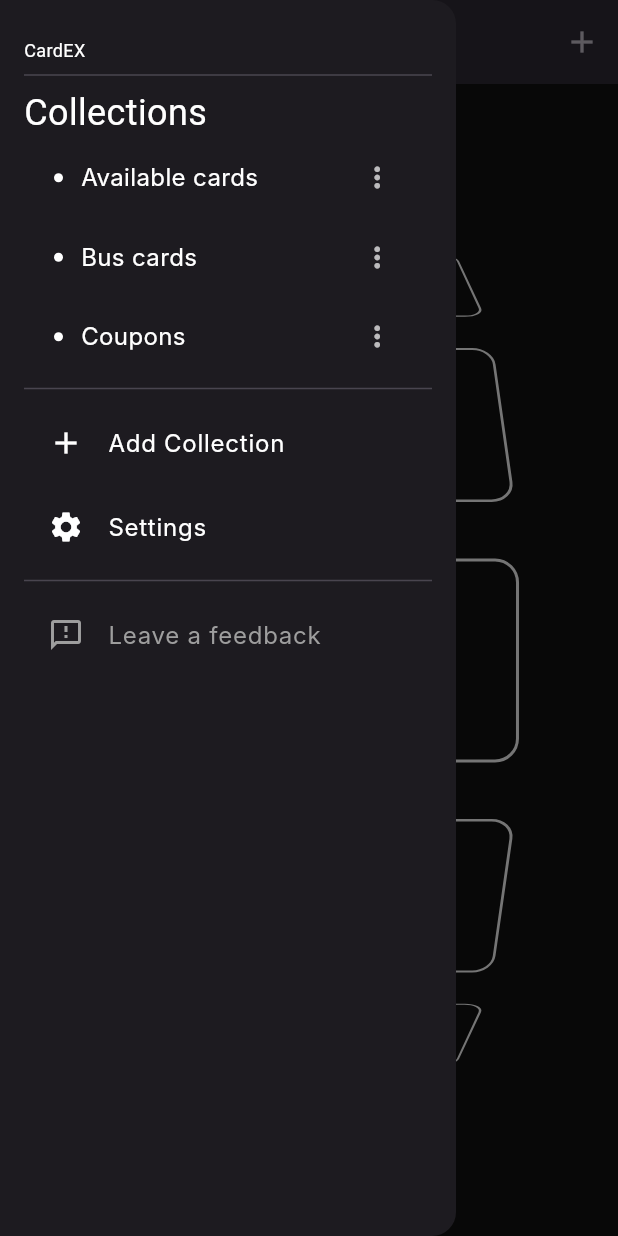
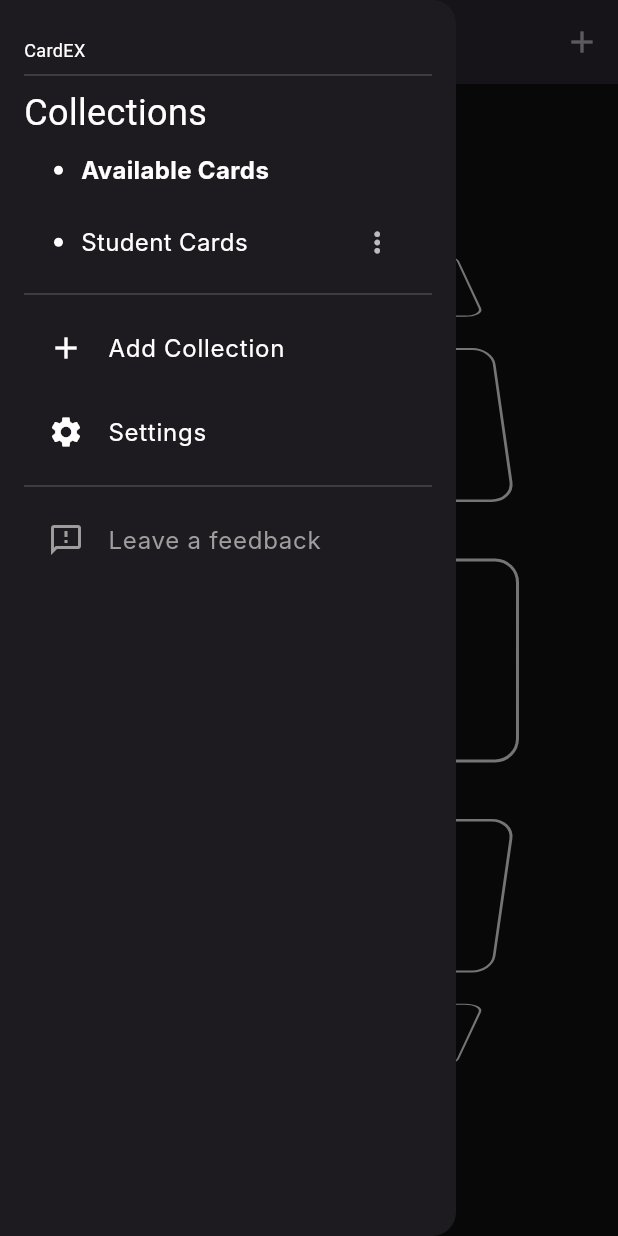
Before and after one commit to YakupAtahanov/Cardex, a Flutter app: the screen it shows after launch, scrolled down 576 dp, after a tap on the "menu" icon, on a phone screen of 412 x 824 dp. Run offline on Flutter 3.47's test engine with Material 3 defaults, Android fonts, the light colour scheme and no system bars; Roboto replaces fonts that are missing (Inter, Sora).

Commit message:
Major functionality additions/corrections #1
1) Added more checks on the permission for the collections.
2) Created test collections and cards in mock_data.dart
3) Cleaned up the previous code from dummy variables, replacing them with the mock data.

```diff
--- a/cardex/lib/frontend/widgets/app_bar.dart
+++ b/cardex/lib/frontend/widgets/app_bar.dart
@@ -1,9 +1,11 @@
 import 'package:flutter/material.dart';
 import 'package:cardex/frontend/themes/text_styles.dart';
+import 'package:cardex/models/collection.dart';
+import 'package:cardex/models/card.dart';
 
 class CustomAppBar extends StatelessWidget implements PreferredSizeWidget {
-  final List<String> collections;
-  final String selectedCollection;
+  final List<Collection> collections;
+  final Collection selectedCollection;
   final ValueChanged<String?> onCollectionChanged;
   final VoidCallback onAdd;
 
@@ -23,12 +25,15 @@ class CustomAppBar extends StatelessWidget implements PreferredSizeWidget {
         child: DropdownButton<String>(
           dropdownColor: const Color(0xFF1E1E1E),
           style: AppTextStyles.inter16WhiteBold,
-          value: selectedCollection,
+          value: selectedCollection.name,
           icon: const Icon(Icons.arrow_drop_down, color: Colors.white),
           onChanged: onCollectionChanged,
           items:
-              collections.map((name) {
-                return DropdownMenuItem<String>(value: name, child: Text(name));
+              collections.map((collection) {
+                return DropdownMenuItem<String>(
+                  value: collection.name,
+                  child: Text(collection.name),
+                );
               }).toList(),
         ),
       ),
--- a/cardex/lib/frontend/widgets/card_widget.dart
+++ b/cardex/lib/frontend/widgets/card_widget.dart
@@ -4,10 +4,9 @@ import 'package:cardex/frontend/themes/text_styles.dart';
 
 class CardWidget extends StatelessWidget {
   final String title;
-  final double height;
+  final double height = 280.0;
 
-  const CardWidget({Key? key, required this.title, required this.height})
-    : super(key: key);
+  const CardWidget({Key? key, required this.title}) : super(key: key);
 
   @override
   Widget build(BuildContext context) {
--- a/cardex/lib/frontend/widgets/cards_scroll_widget.dart
+++ b/cardex/lib/frontend/widgets/cards_scroll_widget.dart
@@ -1,19 +1,13 @@
 import 'package:flutter/material.dart';
 import 'package:cardex/frontend/widgets/card_widget.dart';
+import 'package:cardex/models/collection.dart';
 
 class CardsScrollWidget extends StatelessWidget {
-  const CardsScrollWidget({super.key});
+  final Collection collection;
+  const CardsScrollWidget({super.key, required this.collection});
 
   @override
   Widget build(BuildContext context) {
-    final cards = [
-      {'title': 'Worker card', 'height': 90.0},
-      {'title': 'Coupon', 'height': 110.0},
-      {'title': 'Bank of America card', 'height': 140.0},
-      {'title': 'Bus card', 'height': 110.0},
-      {'title': 'School card', 'height': 90.0},
-    ];
-
     return Center(
       child: ListWheelScrollView.useDelegate(
         itemExtent: 160,
@@ -22,11 +16,8 @@ class CardsScrollWidget extends StatelessWidget {
         perspective: 0.003,
         childDelegate: ListWheelChildLoopingListDelegate(
           children:
-              cards.map((card) {
-                return CardWidget(
-                  title: card['title'] as String,
-                  height: card['height'] as double,
-                );
+              collection.cards.map((card) {
+                return CardWidget(title: card.name as String);
               }).toList(),
         ),
       ),
--- a/cardex/lib/frontend/widgets/collection_tile.dart
+++ b/cardex/lib/frontend/widgets/collection_tile.dart
@@ -1,10 +1,12 @@
 import 'package:flutter/material.dart';
 import 'package:cardex/frontend/themes/text_styles.dart';
+import 'package:cardex/models/collection.dart';
 
 class CollectionTile extends StatelessWidget {
   final String name;
   final bool isSelected;
   final VoidCallback onTap, onMore;
+  final CollectionPermission permission;
 
   const CollectionTile({
     super.key,
@@ -12,6 +14,7 @@ class CollectionTile extends StatelessWidget {
     required this.isSelected,
     required this.onTap,
     required this.onMore,
+    required this.permission,
   });
 
   @override
@@ -47,6 +50,7 @@ class CollectionTile extends StatelessWidget {
                 ),
               ),
 
+              if (permission != CollectionPermission.systemDefault)
                 SizedBox(
                   height: 33,
                   width: 33,
--- a/cardex/lib/frontend/widgets/side_menu.dart
+++ b/cardex/lib/frontend/widgets/side_menu.dart
@@ -2,9 +2,10 @@ import 'package:flutter/material.dart';
 import 'package:cardex/frontend/themes/text_styles.dart';
 import 'package:cardex/frontend/widgets/collection_tile.dart';
 import 'package:cardex/frontend/widgets/collection_options_menu.dart';
+import 'package:cardex/models/collection.dart';
 
 class SideMenu extends StatefulWidget {
-  final List<String> collections;
+  final List<Collection> collections;
   const SideMenu({super.key, required this.collections});
 
   @override
@@ -12,7 +13,6 @@ class SideMenu extends StatefulWidget {
 }
 
 class _SideMenuState extends State<SideMenu> {
-  // TODO: BACKEND: Variables must be dynamic. These are examples.
   String selected = "Available Cards";
 
   @override
@@ -23,15 +23,15 @@ class _SideMenuState extends State<SideMenu> {
         children: [
           const Text("CardEX", style: AppTextStyles.sora12White),
           const Divider(),
-          // TODO: The "example" variables are used here. Must build an architecture.
           const Text("Collections", style: AppTextStyles.sora24White),
-          ...widget.collections.map((name) {
+          ...widget.collections.map((collection) {
             return CollectionTile(
-              name: name,
-              isSelected: name == selected,
+              name: collection.name,
+              isSelected: collection.name == selected,
+              permission: collection.permission,
               onTap: () {
                 setState(() {
-                  selected = name;
+                  selected = collection.name;
                   Navigator.of(context).pop();
                 });
               },
--- a/cardex/lib/main.dart
+++ b/cardex/lib/main.dart
@@ -1,8 +1,10 @@
+import 'package:cardex/models/collection.dart';
 import 'package:flutter/material.dart';
 import 'package:cardex/frontend/themes/text_styles.dart';
 import 'package:cardex/frontend/widgets/side_menu.dart';
 import 'package:cardex/frontend/widgets/cards_scroll_widget.dart';
 import 'package:cardex/frontend/widgets/app_bar.dart';
+import 'package:cardex/testing/mock_data.dart';
 
 void main() {
   runApp(MyApp());
@@ -13,12 +15,6 @@ class MyApp extends StatelessWidget {
 
   @override
   Widget build(BuildContext context) {
-    const List<String> collections = [
-      "Available cards",
-      "Bus cards",
-      "Coupons",
-    ];
-
     return MaterialApp(
       title: "CardEX",
       theme: ThemeData.dark().copyWith(
@@ -26,8 +22,8 @@ class MyApp extends StatelessWidget {
         textTheme: const TextTheme(bodyMedium: AppTextStyles.inter16White),
       ),
       home: HomeScreen(
-        collections: collections,
-        selectedCollection: collections.first,
+        collections: mockCollections.toList(),
+        selectedCollection: mockCollections.first,
       ), // Will need a CollectionManager
       debugShowCheckedModeBanner: false,
     );
@@ -35,8 +31,8 @@ class MyApp extends StatelessWidget {
 }
 
 class HomeScreen extends StatefulWidget {
-  final List<String> collections;
-  final String selectedCollection;
+  final List<Collection> collections;
+  final Collection selectedCollection;
   const HomeScreen({
     super.key,
     required this.collections,
@@ -48,7 +44,7 @@ class HomeScreen extends StatefulWidget {
 }
 
 class _HomeScreenState extends State<HomeScreen> {
-  late String selectedCollection;
+  late Collection selectedCollection;
 
   @override
   void initState() {
@@ -64,7 +60,13 @@ class _HomeScreenState extends State<HomeScreen> {
         selectedCollection: selectedCollection,
         onCollectionChanged: (value) {
           if (value != null) {
-            setState(() => selectedCollection = value);
+            setState(
+              () =>
+                  selectedCollection = widget.collections.firstWhere(
+                    (c) => c.name == value,
+                    orElse: () => widget.selectedCollection,
+                  ),
+            );
           }
         },
         onAdd: () {
@@ -72,7 +74,7 @@ class _HomeScreenState extends State<HomeScreen> {
         },
       ),
       drawer: SideMenu(collections: widget.collections),
-      body: CardsScrollWidget(),
+      body: CardsScrollWidget(collection: selectedCollection),
     );
   }
 }
--- /dev/null
+++ b/cardex/lib/testing/mock_data.dart
@@ -0,0 +1,33 @@
+import 'package:cardex/models/card.dart';
+import 'package:cardex/models/collection.dart';
+
+final List<Card> mockCards = [
+  Card(
+    id: "1",
+    name: "Student ID",
+    description: "Cascadia College",
+    barcode: "123456789",
+    // ... any other properties
+  ),
+  Card(
+    id: "2",
+    name: "Library Card",
+    description: "Everett Library",
+    barcode: "987654321",
+  ),
+];
+
+final List<Collection> mockCollections = [
+  Collection(
+    id: "available",
+    name: "Available Cards",
+    cards: mockCards,
+    permission: CollectionPermission.systemDefault,
+  ),
+  Collection(
+    id: "student",
+    name: "Student Cards",
+    cards: [mockCards[0]],
+    permission: CollectionPermission.editable,
+  ),
+];
```
Lines whose indentation alone changed are shown as unchanged.
